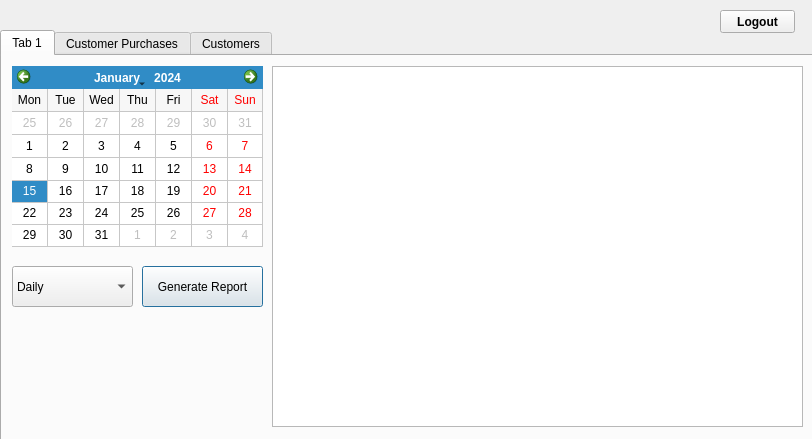
The window that adminpanel.ui (NickReardon/P2-Bulk-Club-Project) describes before a commit, drawn with Qt 5.
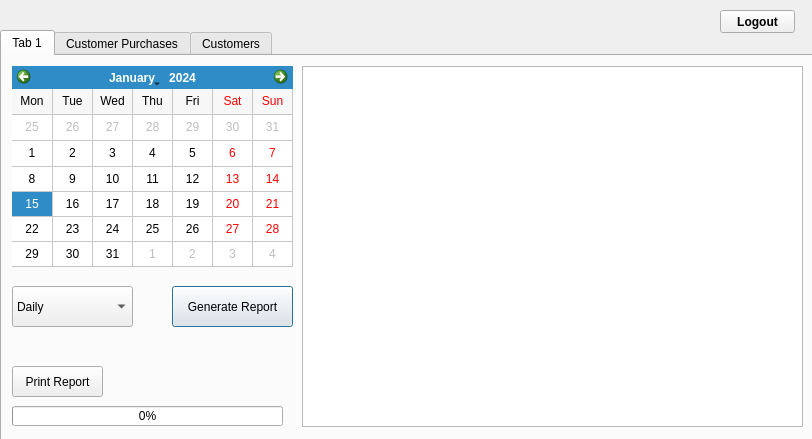
The same window after the commit.

Commit message: All sales reports working

Patch:
```diff
--- a/adminpanel.ui
+++ b/adminpanel.ui
@@ -34,8 +34,8 @@
       <rect>
        <x>10</x>
        <y>10</y>
-       <width>251</width>
-       <height>181</height>
+       <width>281</width>
+       <height>201</height>
       </rect>
      </property>
      <property name="gridVisible">
@@ -51,9 +51,9 @@
     <widget class="QTableView" name="SalesReportTable">
      <property name="geometry">
       <rect>
-       <x>270</x>
+       <x>300</x>
        <y>10</y>
-       <width>531</width>
+       <width>501</width>
        <height>361</height>
       </rect>
      </property>
@@ -61,8 +61,8 @@
     <widget class="QPushButton" name="GenerateReportButton">
      <property name="geometry">
       <rect>
-       <x>140</x>
-       <y>210</y>
+       <x>170</x>
+       <y>230</y>
        <width>121</width>
        <height>41</height>
       </rect>
@@ -75,7 +75,7 @@
      <property name="geometry">
       <rect>
        <x>10</x>
-       <y>210</y>
+       <y>230</y>
        <width>121</width>
        <height>41</height>
       </rect>
@@ -106,6 +106,32 @@
       </property>
      </item>
     </widget>
+    <widget class="QProgressBar" name="PrintProgressBar">
+     <property name="geometry">
+      <rect>
+       <x>10</x>
+       <y>350</y>
+       <width>271</width>
+       <height>20</height>
+      </rect>
+     </property>
+     <property name="value">
+      <number>0</number>
+     </property>
+    </widget>
+    <widget class="QPushButton" name="PrintReportButton">
+     <property name="geometry">
+      <rect>
+       <x>10</x>
+       <y>310</y>
+       <width>91</width>
+       <height>31</height>
+      </rect>
+     </property>
+     <property name="text">
+      <string>Print Report</string>
+     </property>
+    </widget>
    </widget>
    <widget class="QWidget" name="tab_2">
     <attribute name="title">
```
The commit also changes 2 other files.
